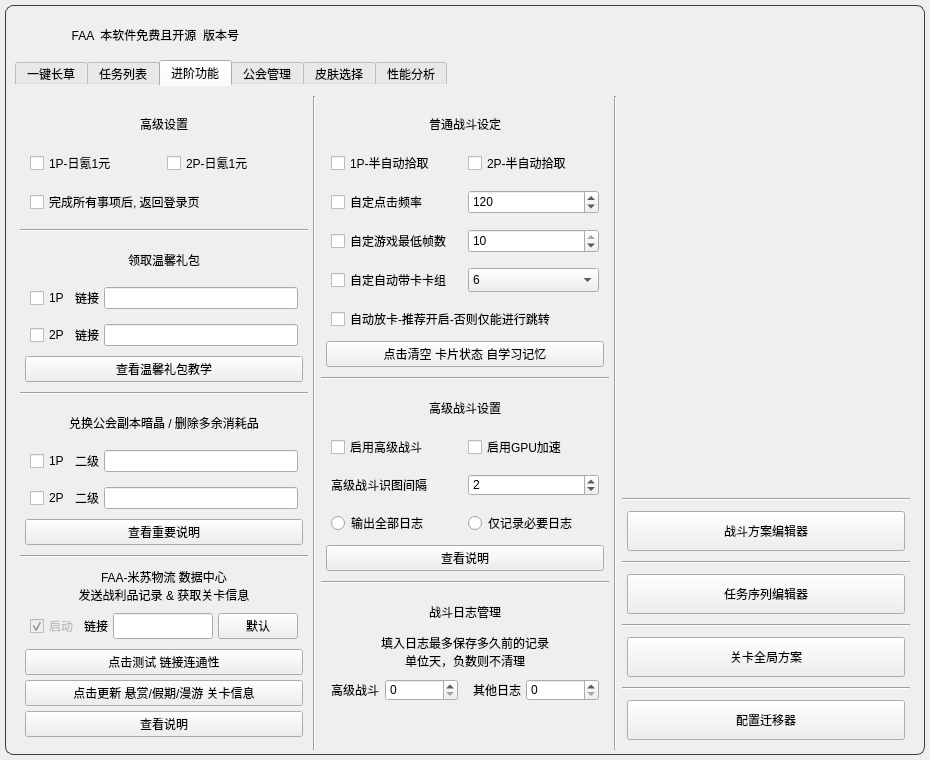
The window that resource/ui/FAA_3.0.ui (StareAbyss/FoodsVsMiceAutoAssistant) describes before a commit, drawn with Qt 5.
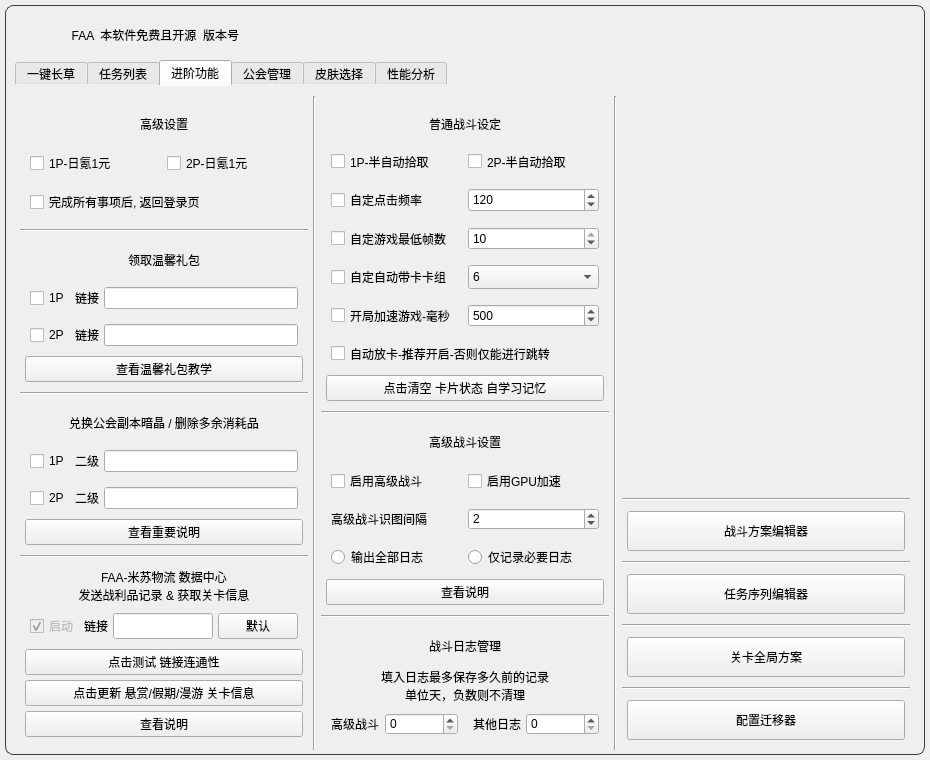
The same window after the commit. The open tabs and pages were chosen to show the change. Icons and pictures are not drawn. Custom widgets are drawn as their Qt base class.

Commit message: feat(战斗执行器): 新增开局加速功能, 通过在开局启用游戏倍速(对总时长影响1s内), 使波次间隔缩短. 战斗时长最大缩短20%.

```diff
--- a/resource/ui/FAA_3.0.ui
+++ b/resource/ui/FAA_3.0.ui
@@ -10464,6 +10464,98 @@
                  </item>
                 </layout>
                </item>
+               <item>
+                <layout class="QHBoxLayout" name="Lay_NormalBattleSettings_6">
+                 <property name="leftMargin">
+                  <number>5</number>
+                 </property>
+                 <property name="topMargin">
+                  <number>5</number>
+                 </property>
+                 <property name="rightMargin">
+                  <number>5</number>
+                 </property>
+                 <property name="bottomMargin">
+                  <number>5</number>
+                 </property>
+                 <item>
+                  <widget class="QCheckBox" name="Accelerate_Active">
+                   <property name="enabled">
+                    <bool>true</bool>
+                   </property>
+                   <property name="sizePolicy">
+                    <sizepolicy hsizetype="Expanding" vsizetype="Expanding">
+                     <horstretch>0</horstretch>
+                     <verstretch>0</verstretch>
+                    </sizepolicy>
+                   </property>
+                   <property name="minimumSize">
+                    <size>
+                     <width>0</width>
+                     <height>0</height>
+                    </size>
+                   </property>
+                   <property name="maximumSize">
+                    <size>
+                     <width>1677215</width>
+                     <height>100</height>
+                    </size>
+                   </property>
+                   <property name="toolTip">
+                    <string/>
+                   </property>
+                   <property name="text">
+                    <string>开局加速游戏-毫秒</string>
+                   </property>
+                  </widget>
+                 </item>
+                 <item>
+                  <widget class="QSpinBox" name="Accelerate_Value">
+                   <property name="sizePolicy">
+                    <sizepolicy hsizetype="Expanding" vsizetype="Fixed">
+                     <horstretch>0</horstretch>
+                     <verstretch>0</verstretch>
+                    </sizepolicy>
+                   </property>
+                   <property name="minimumSize">
+                    <size>
+                     <width>0</width>
+                     <height>0</height>
+                    </size>
+                   </property>
+                   <property name="maximumSize">
+                    <size>
+                     <width>16777215</width>
+                     <height>100</height>
+                    </size>
+                   </property>
+                   <property name="toolTip">
+                    <string>加速时长,单位:毫秒,范围:50-1000
+即点击加速按钮的间隔时间
+
+该功能将在开始战斗后立刻点击变速按钮两次
+以进行短时间加速, 这将大幅缩短游戏出怪间隔
+
+注意事项:
+加速倍率需在360游戏大厅手动设定好
+(加速倍率-1) * 加速时长 小于 1000ms 才不影响奖励
+稳定倍率: 200% 500ms
+
+</string>
+                   </property>
+                   <property name="minimum">
+                    <number>50</number>
+                   </property>
+                   <property name="maximum">
+                    <number>1000</number>
+                   </property>
+                   <property name="value">
+                    <number>500</number>
+                   </property>
+                  </widget>
+                 </item>
+                </layout>
+               </item>
                <item>
                 <layout class="QHBoxLayout" name="Lay_NormalBattleSettings_4">
                  <property name="leftMargin">
```
The commit also changes 5 other files.
